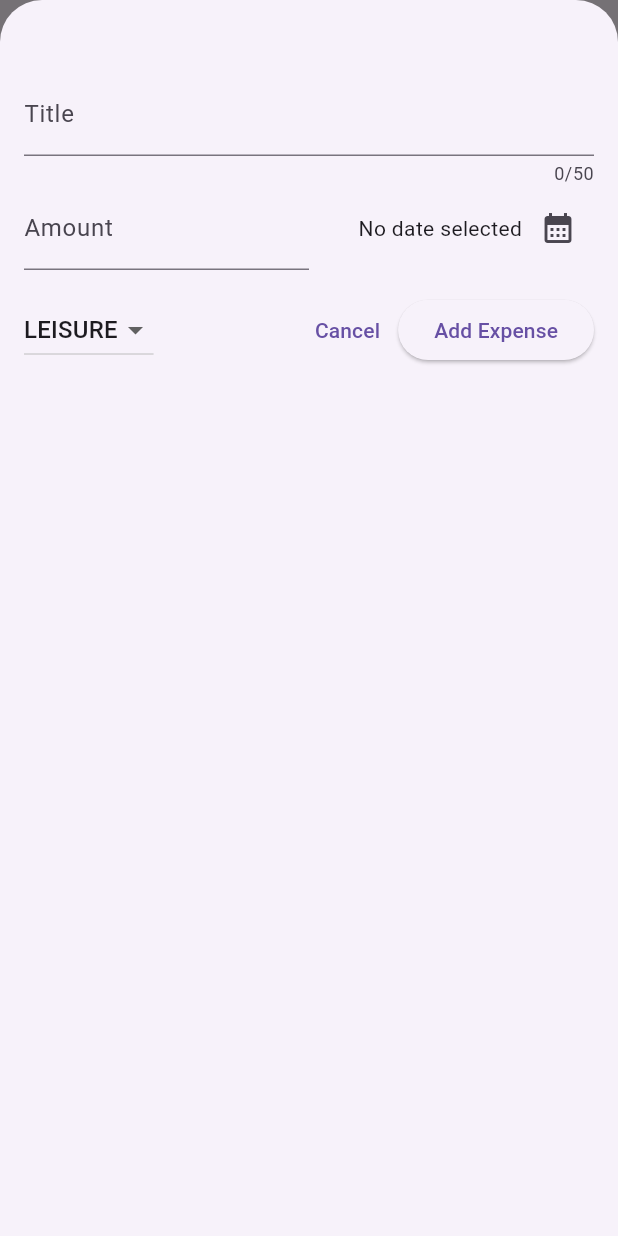
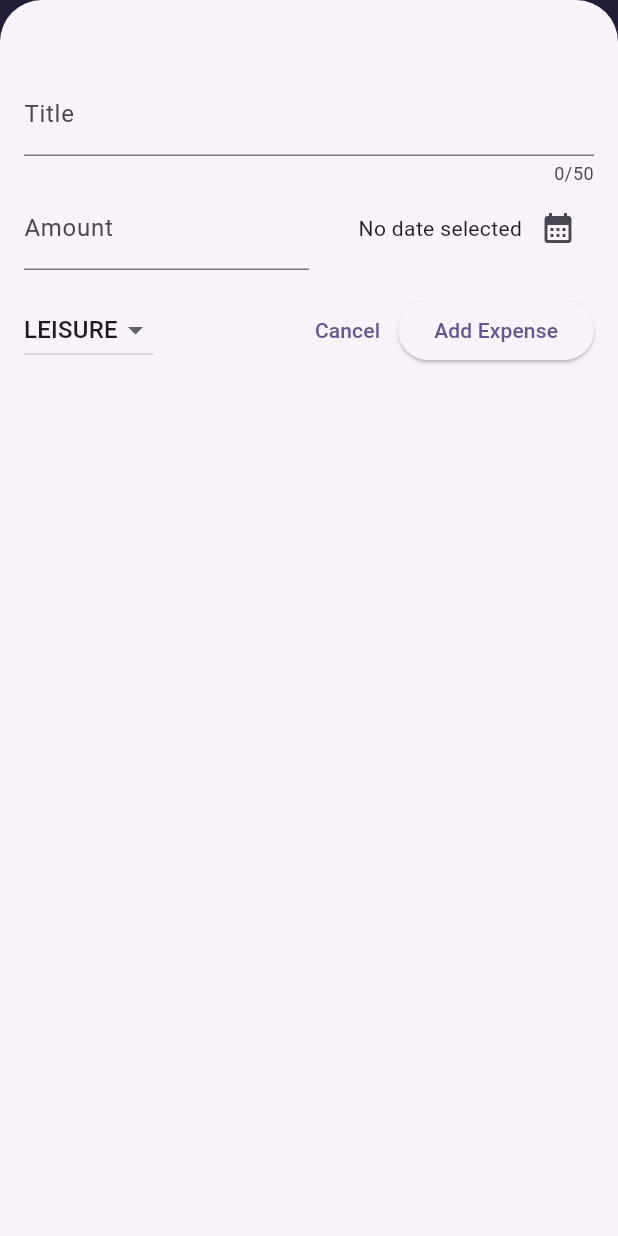
Before and after one commit to Roberto-Larivera/expense_tracker, a Flutter app: the screen it shows after launch, after a tap on the "add" icon, on a phone screen of 412 x 824 dp. Run offline on Flutter 3.47's test engine with Material 3 defaults, Android fonts, the phone set to English and light mode, and no system bars.

Commit message:
Aggiungi variabili globali per lo schema dei colori e modifica il tema dell'app

```diff
--- a/lib/main.dart
+++ b/lib/main.dart
@@ -2,10 +2,22 @@ import 'package:flutter/material.dart';
 
 import 'package:expense_tracker/widgets/expenses.dart';
 
+///
+/// Variabili globali che iniziano con la k
+///
+var kColorScheme =
+    ColorScheme.fromSeed(seedColor: const Color.fromARGB(255, 95, 59, 181));
+
 void main() {
   runApp(
-    const MaterialApp(
-      home: Expenses(),
+    MaterialApp(
+      theme: ThemeData().copyWith(
+          colorScheme: kColorScheme,
+          appBarTheme: const AppBarTheme().copyWith(
+            backgroundColor: kColorScheme.onPrimaryContainer,
+            foregroundColor: kColorScheme.primaryContainer,
+          )),
+      home: const Expenses(),
     ),
   );
 }
```
